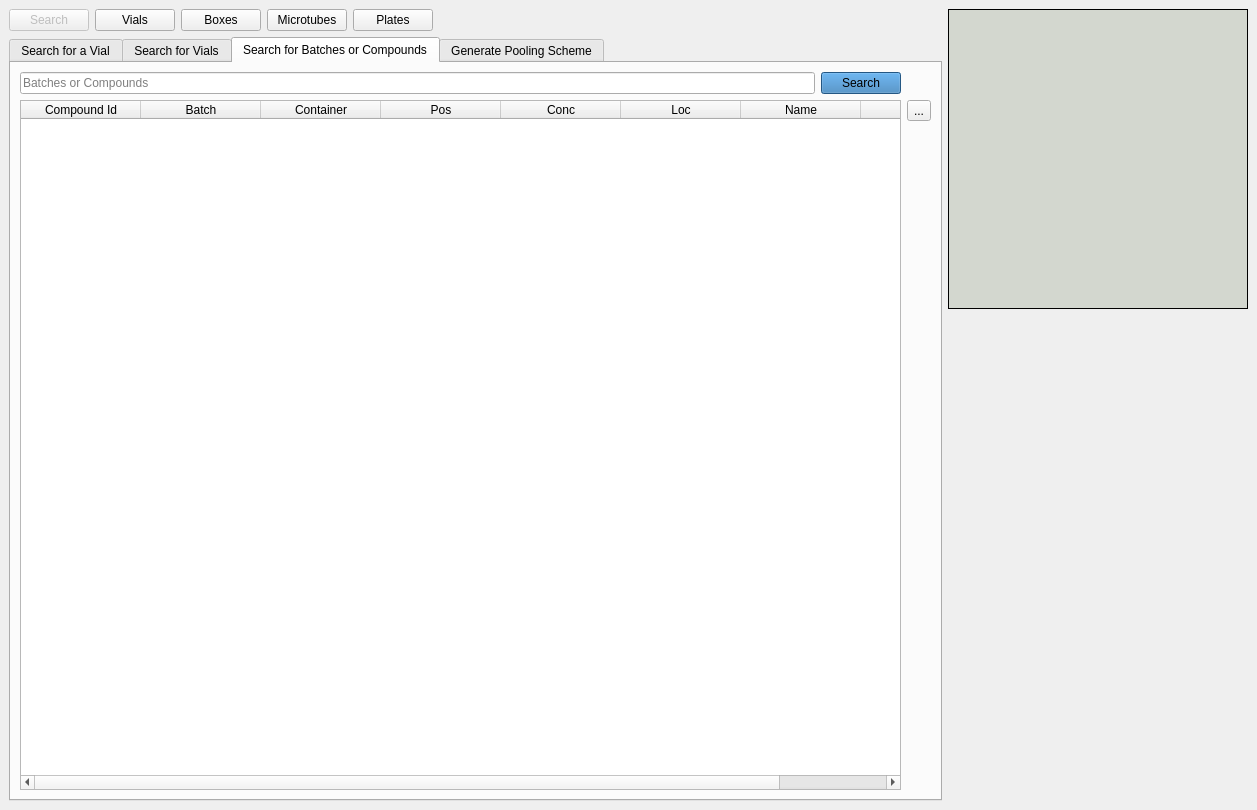
dahlbma/cello, file frontend/assets/searchwindow.ui: the form before one commit.
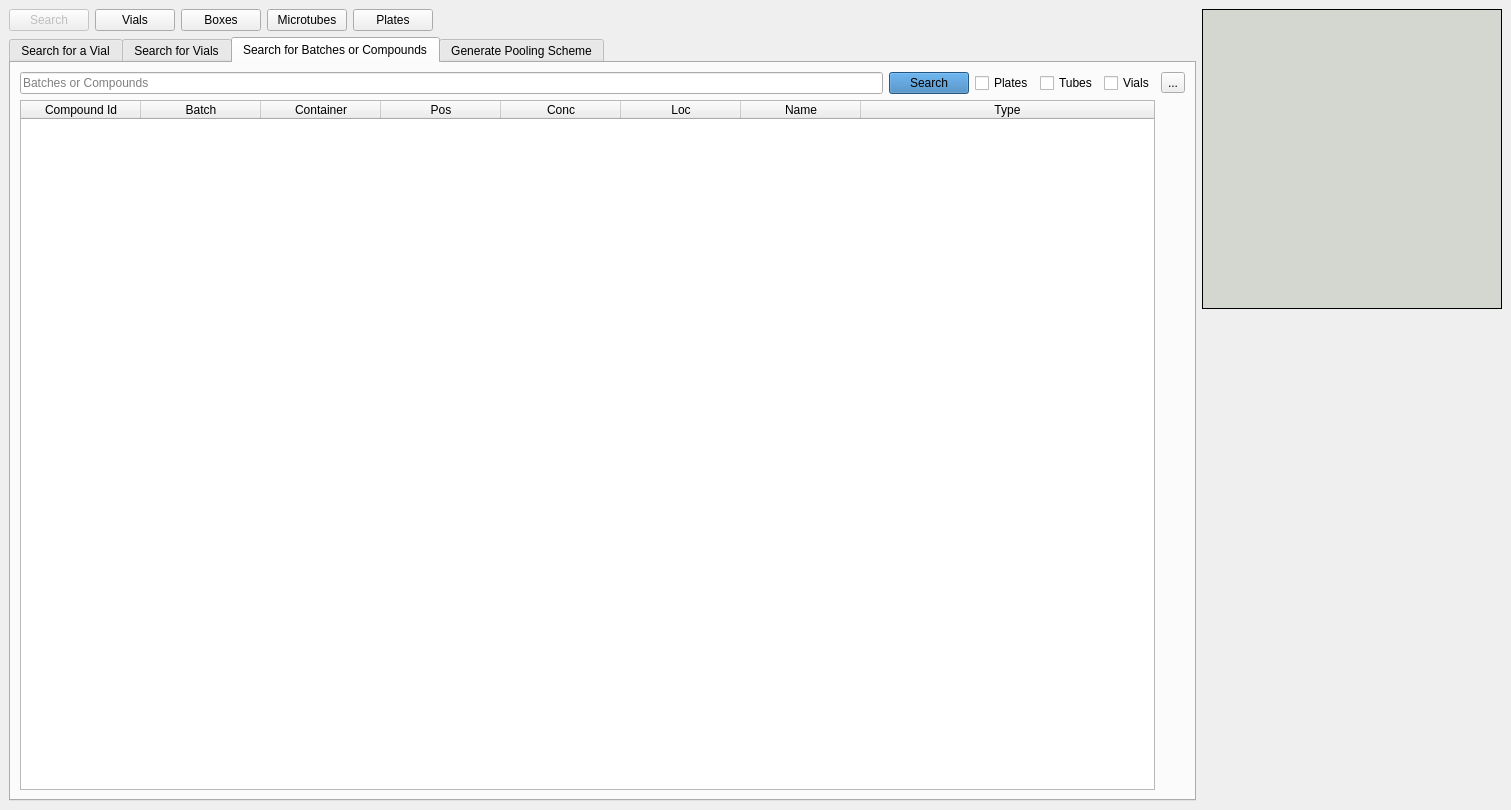
The form after the commit.

Commit message: Let user pick plates, tubes, vials for searching

The edit to the form file:
```diff
--- a/frontend/assets/searchwindow.ui
+++ b/frontend/assets/searchwindow.ui
@@ -6,7 +6,7 @@
    <rect>
     <x>0</x>
     <y>0</y>
-    <width>1257</width>
+    <width>1511</width>
     <height>810</height>
    </rect>
   </property>
@@ -643,9 +643,15 @@
          <attribute name="title">
           <string>Search for Batches or Compounds</string>
          </attribute>
-         <layout class="QGridLayout" name="gridLayout_4">
-          <item row="0" column="0">
-           <layout class="QHBoxLayout" name="horizontalLayout_6">
+         <layout class="QVBoxLayout" name="verticalLayout_5">
+          <item>
+           <layout class="QHBoxLayout" name="horizontalLayout_9">
+            <item>
+             <layout class="QVBoxLayout" name="verticalLayout_3">
+              <item>
+               <layout class="QHBoxLayout" name="horizontalLayout_8">
+                <item>
+                 <layout class="QHBoxLayout" name="horizontalLayout_7">
             <item>
              <widget class="QLineEdit" name="batch_search_eb">
               <property name="text">
@@ -668,30 +674,34 @@
             </item>
            </layout>
           </item>
-          <item row="1" column="1">
-           <widget class="QToolButton" name="batch_export_btn">
-            <property name="toolTip">
-             <string>Export data to clipboard</string>
-            </property>
+                <item>
+                 <layout class="QHBoxLayout" name="horizontalLayout_6">
+                  <item>
+                   <widget class="QCheckBox" name="show_plates_cb">
+                    <property name="text">
+                     <string>Plates</string>
+                    </property>
+                   </widget>
+                  </item>
+                  <item>
+                   <widget class="QCheckBox" name="show_microtubes_cb">
             <property name="text">
-             <string>...</string>
+                     <string>Tubes</string>
             </property>
            </widget>
           </item>
-          <item row="2" column="1">
-           <spacer name="verticalSpacer_6">
-            <property name="orientation">
-             <enum>Qt::Vertical</enum>
-            </property>
-            <property name="sizeHint" stdset="0">
-             <size>
-              <width>20</width>
-              <height>40</height>
-             </size>
-            </property>
-           </spacer>
-          </item>
-          <item row="1" column="0" rowspan="2">
+                  <item>
+                   <widget class="QCheckBox" name="show_vials_cb">
+                    <property name="text">
+                     <string>Vials</string>
+                    </property>
+                   </widget>
+                  </item>
+                 </layout>
+                </item>
+               </layout>
+              </item>
+              <item>
            <widget class="QTableWidget" name="batch_table">
             <property name="lineWidth">
              <number>1</number>
@@ -761,6 +771,37 @@
              </property>
             </column>
            </widget>
+              </item>
+             </layout>
+            </item>
+            <item>
+             <layout class="QVBoxLayout" name="verticalLayout_4">
+              <item>
+               <widget class="QToolButton" name="batch_export_btn">
+                <property name="toolTip">
+                 <string>Export data to clipboard</string>
+                </property>
+                <property name="text">
+                 <string>...</string>
+                </property>
+               </widget>
+              </item>
+              <item>
+               <spacer name="verticalSpacer_6">
+                <property name="orientation">
+                 <enum>Qt::Vertical</enum>
+                </property>
+                <property name="sizeHint" stdset="0">
+                 <size>
+                  <width>20</width>
+                  <height>40</height>
+                 </size>
+                </property>
+               </spacer>
+              </item>
+             </layout>
+            </item>
+           </layout>
           </item>
          </layout>
         </widget>
```
Lines whose indentation alone changed are shown as unchanged. The commit also changes 3 other files.
